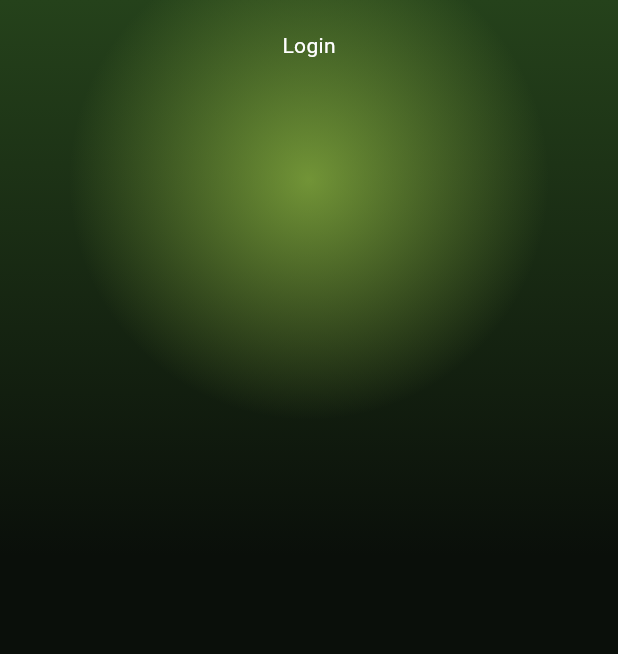
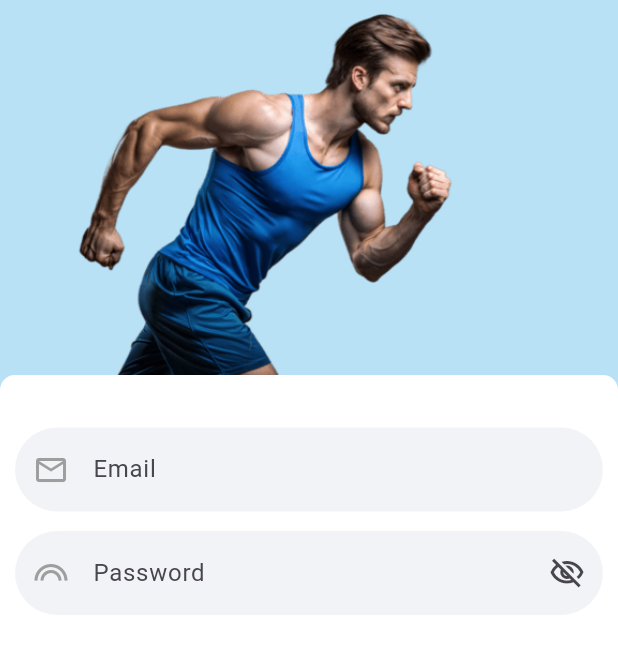
Before and after one commit to omirfarhan/Fitness_app, a Flutter app: the screen it shows after launch, on a phone screen of 412 x 824 dp. Shown: the top 654 px of the screen. Run offline on Flutter 3.47's test engine with Material 3 defaults, Android fonts, the light colour scheme and no system bars; our stand-ins replace get.

Commit message:
login method work in progress

```diff
--- /dev/null
+++ b/lib/features/auth/presentation/binding/auth_binding.dart
@@ -0,0 +1,11 @@
+import 'package:get/get.dart';
+
+import '../getx/authcontroller.dart';
+
+class AuthBinding extends Bindings {
+  @override
+  void dependencies() {
+    Get.lazyPut<Authcontroller>(() => Authcontroller());
+  }
+
+}
--- a/lib/features/auth/presentation/getx/authcontroller.dart
+++ b/lib/features/auth/presentation/getx/authcontroller.dart
@@ -1,3 +1,9 @@
-class  Authcontroller {
+import 'package:flutter/material.dart';
+import 'package:get/get_state_manager/src/simple/get_controllers.dart';
+
+class  Authcontroller extends GetxController {
+  final emailController = TextEditingController();
+  final passwordController = TextEditingController();
+  bool obscurePassword = true;
 
 }
--- a/lib/features/auth/presentation/pages/login_page.dart
+++ b/lib/features/auth/presentation/pages/login_page.dart
@@ -1,86 +1,86 @@
 import 'package:cleancodearchitecture/features/auth/presentation/getx/authcontroller.dart';
+import 'package:cleancodearchitecture/features/auth/presentation/widgets/roundedfield.dart';
 import 'package:flutter/material.dart';
 import 'package:flutter/src/widgets/framework.dart';
 import 'package:get/get.dart';
 
+
 class LoginPage extends GetView<Authcontroller> {
   const LoginPage({super.key});
 
-  static const Color accentGreen = Color(0xFFB8E552); // continue button / accent
-  static const Color darkBg = Color(0xFF0A0F0A);
 
   @override
   Widget build(BuildContext context) {
 
 
     return Scaffold(
-      backgroundColor: darkBg,
+        backgroundColor: const Color(0xFFB9E1F5),
 
-      body: Stack(
+      body: SafeArea(
+          child: Column(
+            crossAxisAlignment: CrossAxisAlignment.stretch,
             children: [
-          Positioned.fill(
+              Image.asset(
+                'assets/picture/running_man.png',
+                width: double.infinity,
+                height: 250,
+                fit: BoxFit.cover,
+              ),
+              Expanded(
                   child: Container(
+
+                    width: double.infinity,
+                    padding: const EdgeInsets.all(10),
                     decoration: const BoxDecoration(
-                  gradient: LinearGradient(
-                      begin: Alignment.topCenter,
-                      end: Alignment.bottomCenter,
-                      colors: [
-                        Color(0xFF25421B), // dark olive green (top)
-                        Color(0xFF0A0F0A), // near black
-                        Color(0xFF0A0F0A), // black (bottom)
-                        ],
-                    stops: [0.0, 0.45, 1.0],
-                  ),
-                ),
+                      color: Colors.white,
+                      borderRadius: BorderRadius.only(
+                        topLeft: Radius.circular(10),
+                        topRight: Radius.circular(10),
                       ),
                     ),
 
-          // Soft glow blob behind the logo
-          Positioned(
-              top: -80,
-              left: 0,
-              right: 0,
-              child: Center(
-                child: Container(
-                width: 320,
-                height: 400,
-                decoration: BoxDecoration(
-                  //shape: BoxShape.circle,
-                  gradient: RadialGradient(
-                    colors: [
-                      accentGreen.withOpacity(0.55),
-                      accentGreen.withOpacity(0.0),
+                    child: SingleChildScrollView(
+
+                      child: Column(
+                        crossAxisAlignment: CrossAxisAlignment.stretch,
+                        children: [
+                          const SizedBox(height: 25),
+                          Roundedfield(
+                              controller: controller.emailController,
+                              hint: 'Email',
+                              icon: Icons.email_outlined,
+                              obscureText: false
+                          ),
+                          const SizedBox(height: 13),
+                          Roundedfield(
+                              controller: controller.passwordController,
+                              hint: 'Password',
+                              icon: Icons.looks_outlined,
+                              obscureText: controller.obscurePassword,
+                              suffixIcon: IconButton(
+                                  onPressed: () {
+                                    controller.obscurePassword = !controller
+                                        .obscurePassword;
+                                    controller.update();
+                                  },
+                                  icon: Icon(
+                                    controller.obscurePassword
+                                        ? Icons.visibility_off_outlined
+                                        : Icons.visibility_outlined,
+                                  )
+                              ),
+                          )
                         ],
                       ),
-              )
                     ),
                   )
               ),
 
 
-          SafeArea(
-              child: Padding(
-                padding: EdgeInsets.all(20),
-                child: Column(
-                  children: [
-                    const Row(
-                      crossAxisAlignment: CrossAxisAlignment.center,
-                      mainAxisAlignment: MainAxisAlignment.center,
-                      children: [
-                        Text(
-                          "Login",
-                          style: TextStyle(
-                              color: Colors.white
-                          ),
-                        )
-                      ],
-                    )
+
             ],
 
-                ),
           )
-          ),
-        ],
       )
 
     );
--- /dev/null
+++ b/lib/features/auth/presentation/widgets/roundedfield.dart
@@ -0,0 +1,40 @@
+import 'package:flutter/material.dart';
+
+class Roundedfield extends StatelessWidget {
+
+  final TextEditingController controller;
+  final String hint;
+  final IconData icon;
+  final bool obscureText;
+  final Widget? suffixIcon;
+
+  const Roundedfield({
+    super.key,
+    required this.controller,
+    required this.hint,
+    required this.icon,
+    required this.obscureText,
+    this.suffixIcon
+  });
+
+
+  @override
+  Widget build(BuildContext context) {
+    return TextField(
+      controller: controller,
+      obscureText: obscureText,
+      decoration: InputDecoration(
+        hintText: hint,
+        prefixIcon: Icon(icon, color: Colors.grey),
+        suffixIcon: suffixIcon,
+        filled: true,
+        fillColor: const Color(0xFFF2F3F7),
+        contentPadding: const EdgeInsets.symmetric(vertical: 16),
+        border: OutlineInputBorder(
+          borderRadius: BorderRadius.circular(28),
+          borderSide: BorderSide.none,
+        ),
+      )
+    );
+  }
+}
--- a/lib/main.dart
+++ b/lib/main.dart
@@ -1,5 +1,7 @@
+import 'package:cleancodearchitecture/features/auth/presentation/binding/auth_binding.dart';
 import 'package:cleancodearchitecture/features/auth/presentation/pages/login_page.dart';
 import 'package:flutter/material.dart';
+import 'package:get/get.dart';
 
 void main() {
   runApp(const MyApp());
@@ -10,11 +12,12 @@ class MyApp extends StatelessWidget {
 
   @override
   Widget build(BuildContext context) {
-    return MaterialApp(
+    return GetMaterialApp(
       title: 'Flutter Demo',
       theme: ThemeData(
         colorScheme: .fromSeed(seedColor: Colors.deepPurple),
       ),
+     initialBinding: AuthBinding(),
      home: const LoginPage(),
      // home: const MyHomePage(title: 'Flutter Demo Home Page'),
     );
--- a/pubspec.yaml
+++ b/pubspec.yaml
@@ -13,6 +13,7 @@ dependencies:
     sdk: flutter
   cupertino_icons: ^1.0.8
   get: ^4.7.3
+  flutter_svg: ^2.3.0
 
 dev_dependencies:
   flutter_test:
@@ -37,8 +38,8 @@ flutter:
   uses-material-design: true
 
   # To add assets to your application, add an assets section, like this:
-  # assets:
-  #   - images/a_dot_burr.jpeg
+  assets:
+    - assets/picture/
   #   - images/a_dot_ham.jpeg
 
   # An image asset can refer to one or more resolution-specific "variants", see
```
Also changed, not shown: assets/picture/running_man.png (added), pubspec.lock. Lines whose indentation alone changed are shown as unchanged.
